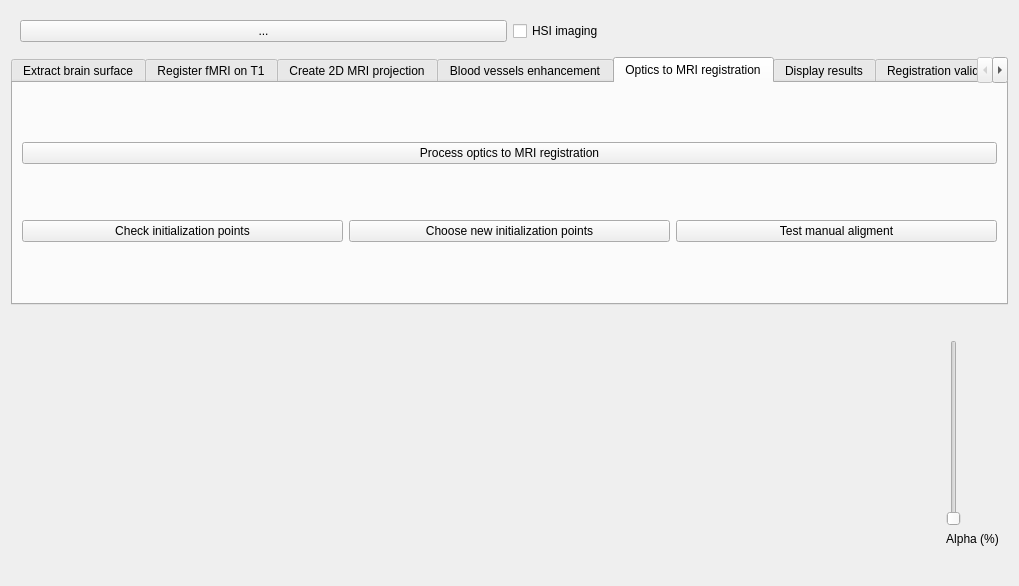
First picture: the form in Registration/module_ui/form.ui, repository HyperProbe/CREATIS_Optics_MRI_registration, before the edit.
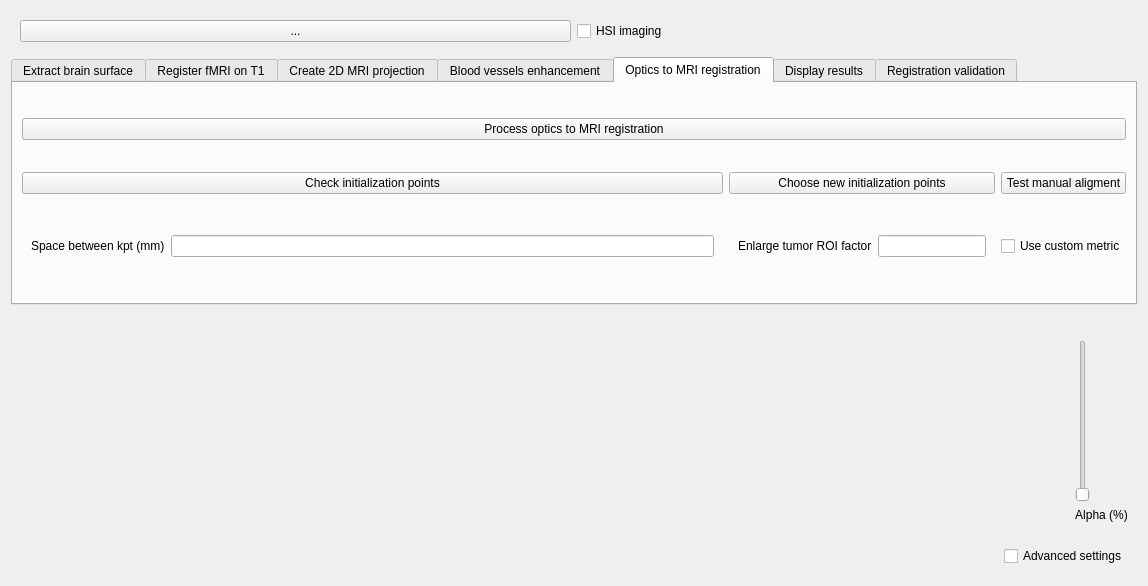
Second picture: the form after the edit. The open tabs and pages were chosen to show the change. Custom widgets are drawn as their Qt base class.

The edit to the form file:
```diff
--- a/Registration/module_ui/form.ui
+++ b/Registration/module_ui/form.ui
@@ -6,58 +6,15 @@
    <rect>
     <x>0</x>
     <y>0</y>
-    <width>1019</width>
+    <width>1148</width>
     <height>586</height>
    </rect>
   </property>
   <property name="windowTitle">
    <string>main</string>
   </property>
-  <layout class="QGridLayout" name="gridLayout_9">
-   <item row="3" column="0">
-    <widget class="QLabel" name="_infoData">
-     <property name="text">
-      <string/>
-     </property>
-    </widget>
-   </item>
-   <item row="2" column="0">
-    <widget class="QWidget" name="widget_2" native="true">
-     <layout class="QGridLayout" name="gridLayout_3" rowstretch="0,10,0" columnstretch="1,0">
-      <item row="1" column="0" rowspan="2">
-       <widget class="MatplotlibWidget" name="_display" native="true"/>
-      </item>
-      <item row="2" column="1">
-       <widget class="QLabel" name="_slider_legend">
-        <property name="text">
-         <string>Alpha (%)</string>
-        </property>
-        <property name="alignment">
-         <set>Qt::AlignmentFlag::AlignCenter</set>
-        </property>
-       </widget>
-      </item>
-      <item row="1" column="1">
-       <widget class="QSlider" name="_param_display">
-        <property name="orientation">
-         <enum>Qt::Orientation::Vertical</enum>
-        </property>
-       </widget>
-      </item>
-      <item row="0" column="0">
-       <widget class="QLabel" name="_display_title">
-        <property name="text">
-         <string/>
-        </property>
-        <property name="alignment">
-         <set>Qt::AlignmentFlag::AlignCenter</set>
-        </property>
-       </widget>
-      </item>
-     </layout>
-    </widget>
-   </item>
-   <item row="0" column="0">
+  <layout class="QVBoxLayout" name="verticalLayout" stretch="0,0,10,0">
+   <item>
     <widget class="QWidget" name="widget" native="true">
      <layout class="QGridLayout" name="gridLayout_5">
       <item row="0" column="0">
@@ -77,7 +34,7 @@
      </layout>
     </widget>
    </item>
-   <item row="1" column="0">
+   <item>
     <widget class="QTabWidget" name="tabWidget">
      <property name="currentIndex">
       <number>2</number>
@@ -334,6 +291,38 @@
        <string>Optics to MRI registration</string>
       </attribute>
       <layout class="QGridLayout" name="gridLayout_6">
+       <item row="2" column="1" colspan="2">
+        <widget class="QWidget" name="widget_4" native="true">
+         <layout class="QHBoxLayout" name="horizontalLayout_4">
+          <item>
+           <widget class="QLabel" name="label_12">
+            <property name="text">
+             <string>Enlarge tumor ROI factor</string>
+            </property>
+           </widget>
+          </item>
+          <item>
+           <widget class="QLineEdit" name="_tumor_ROI_enlarge_factor"/>
+          </item>
+         </layout>
+        </widget>
+       </item>
+       <item row="2" column="0">
+        <widget class="QWidget" name="widget_3" native="true">
+         <layout class="QHBoxLayout" name="horizontalLayout">
+          <item>
+           <widget class="QLabel" name="label_9">
+            <property name="text">
+             <string>Space between kpt (mm)</string>
+            </property>
+           </widget>
+          </item>
+          <item>
+           <widget class="QLineEdit" name="_space_between_kpt_mm"/>
+          </item>
+         </layout>
+        </widget>
+       </item>
        <item row="1" column="0">
         <widget class="QPushButton" name="_check_init_points">
          <property name="text">
@@ -341,27 +330,34 @@
          </property>
         </widget>
        </item>
-       <item row="1" column="1">
-        <widget class="QPushButton" name="_choose_init_points">
+       <item row="2" column="3">
+        <widget class="QCheckBox" name="_use_custom_registration_metric">
          <property name="text">
-          <string>Choose new initialization points</string>
+          <string>Use custom metric</string>
          </property>
         </widget>
        </item>
-       <item row="1" column="2">
-        <widget class="QPushButton" name="_test_manual_alignement">
-         <property name="text">
-          <string>Test manual aligment</string>
-         </property>
-        </widget>
-       </item>
-       <item row="0" column="0" colspan="3">
+       <item row="0" column="0" colspan="4">
         <widget class="QPushButton" name="_process_optics_to_MRI_registration">
          <property name="text">
           <string>Process optics to MRI registration</string>
          </property>
         </widget>
        </item>
+       <item row="1" column="3">
+        <widget class="QPushButton" name="_test_manual_alignement">
+         <property name="text">
+          <string>Test manual aligment</string>
+         </property>
+        </widget>
+       </item>
+       <item row="1" column="1" colspan="2">
+        <widget class="QPushButton" name="_choose_init_points">
+         <property name="text">
+          <string>Choose new initialization points</string>
+         </property>
+        </widget>
+       </item>
       </layout>
      </widget>
      <widget class="QWidget" name="tab_display_results">
@@ -439,6 +435,62 @@
      </widget>
     </widget>
    </item>
+   <item>
+    <widget class="QWidget" name="widget_2" native="true">
+     <layout class="QGridLayout" name="gridLayout_3" rowstretch="0,0,0" columnstretch="1,0">
+      <item row="0" column="0">
+       <widget class="QLabel" name="_display_title">
+        <property name="text">
+         <string/>
+        </property>
+        <property name="alignment">
+         <set>Qt::AlignmentFlag::AlignCenter</set>
+        </property>
+       </widget>
+      </item>
+      <item row="2" column="1">
+       <widget class="QLabel" name="_slider_legend">
+        <property name="text">
+         <string>Alpha (%)</string>
+        </property>
+        <property name="alignment">
+         <set>Qt::AlignmentFlag::AlignCenter</set>
+        </property>
+       </widget>
+      </item>
+      <item row="1" column="1">
+       <widget class="QSlider" name="_param_display">
+        <property name="orientation">
+         <enum>Qt::Orientation::Vertical</enum>
+        </property>
+       </widget>
+      </item>
+      <item row="1" column="0" rowspan="2">
+       <widget class="MatplotlibWidget" name="_display" native="true"/>
+      </item>
+     </layout>
+    </widget>
+   </item>
+   <item>
+    <widget class="QWidget" name="widget_6" native="true">
+     <layout class="QHBoxLayout" name="horizontalLayout_6" stretch="10,0">
+      <item>
+       <widget class="QLabel" name="_infoData">
+        <property name="text">
+         <string/>
+        </property>
+       </widget>
+      </item>
+      <item>
+       <widget class="QCheckBox" name="_advanced_settings">
+        <property name="text">
+         <string>Advanced settings</string>
+        </property>
+       </widget>
+      </item>
+     </layout>
+    </widget>
+   </item>
   </layout>
  </widget>
  <customwidgets>
```
Left out of the diff: 81 changed lines with no effect on the pictures.
